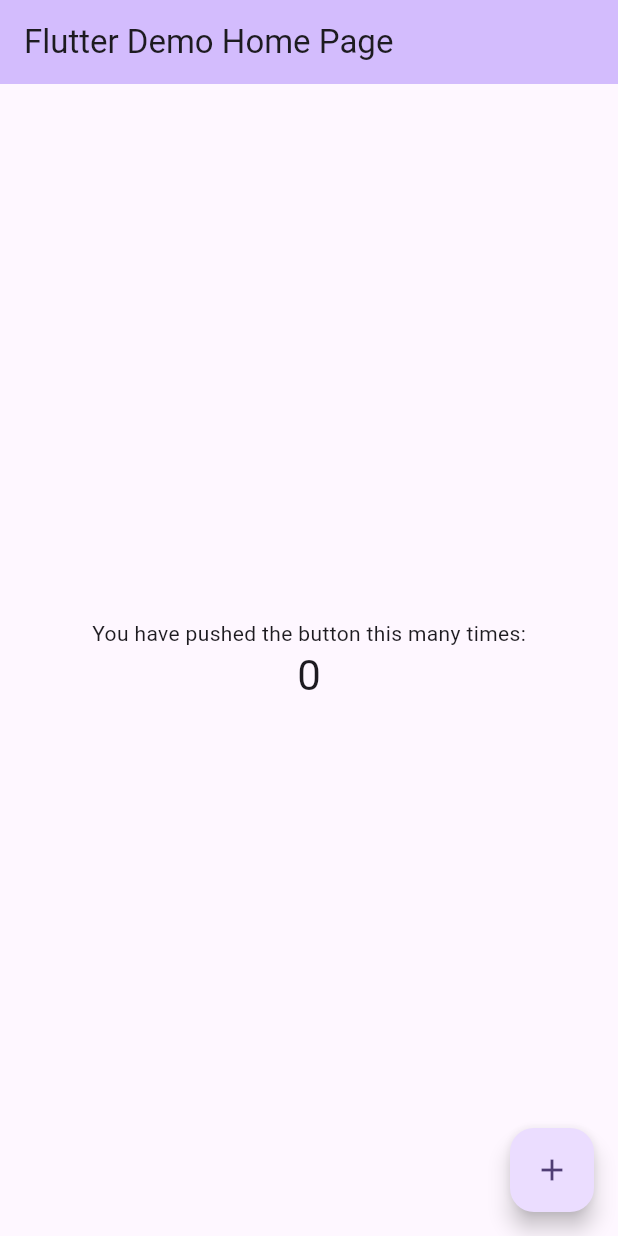
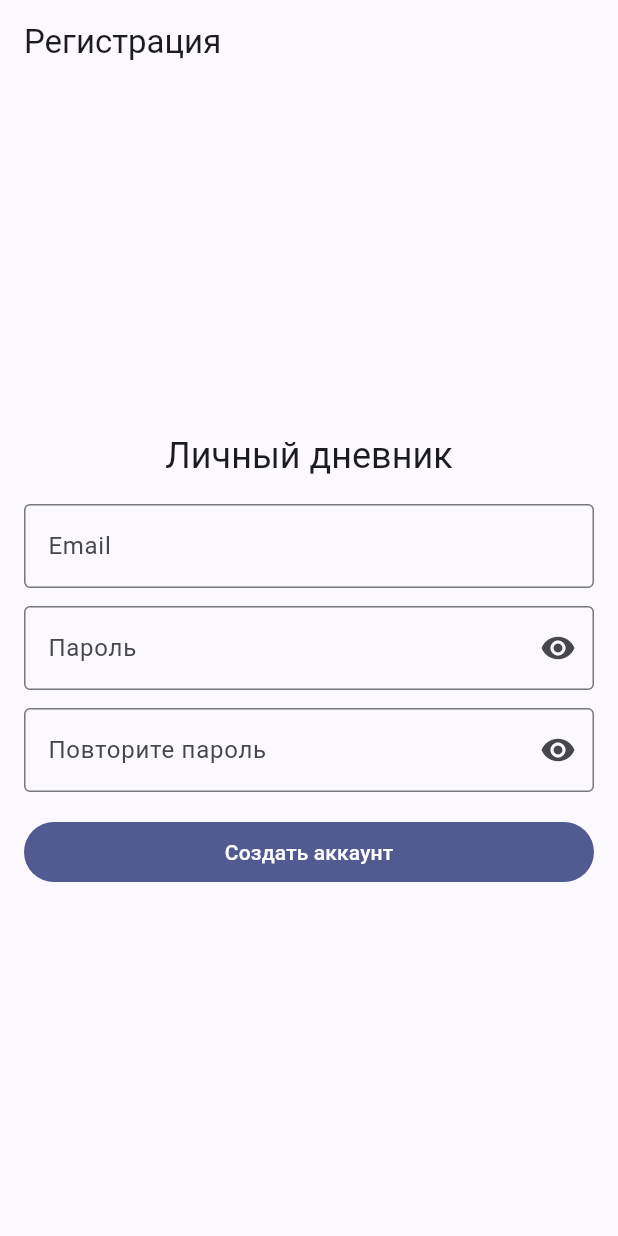
Before and after one commit to Asylkhan-Zhalgas/keepfinal_mobile, a Flutter app: the screen it shows after launch, on a phone screen of 412 x 824 dp. Run offline on Flutter 3.47's test engine with Material 3 defaults, Android fonts, the light colour scheme and no system bars; our stand-ins replace flutter_dotenv, go_router, supabase_flutter; accounts and stored records are empty.

Commit message:
feat: supabase auth registration

```diff
--- /dev/null
+++ b/lib/app.dart
@@ -0,0 +1,57 @@
+import 'package:flutter/material.dart';
+import 'package:go_router/go_router.dart';
+import 'package:provider/provider.dart';
+
+import 'presentation/auth/register/register_screen.dart';
+import 'presentation/home/home_screen.dart';
+import 'presentation/state/session_controller.dart';
+
+class App extends StatelessWidget {
+  const App({super.key});
+
+  @override
+  Widget build(BuildContext context) {
+    return MultiProvider(
+      providers: [
+        ChangeNotifierProvider(create: (_) => SessionController()..init()),
+      ],
+      child: Builder(
+        builder: (context) {
+          final sessionController = context.watch<SessionController>();
+
+          final router = GoRouter(
+            initialLocation: '/register',
+            refreshListenable: sessionController,
+            redirect: (context, state) {
+              final signedIn = sessionController.isSignedIn;
+              final goingToRegister = state.matchedLocation == '/register';
+
+              if (!signedIn && !goingToRegister) return '/register';
+              if (signedIn && goingToRegister) return '/home';
+              return null;
+            },
+            routes: [
+              GoRoute(
+                path: '/register',
+                builder: (context, state) => const RegisterScreen(),
+              ),
+              GoRoute(
+                path: '/home',
+                builder: (context, state) => const HomeScreen(),
+              ),
+            ],
+          );
+
+          return MaterialApp.router(
+            title: 'KeepFinal Diary',
+            theme: ThemeData(
+              colorScheme: ColorScheme.fromSeed(seedColor: Colors.indigo),
+              useMaterial3: true,
+            ),
+            routerConfig: router,
+          );
+        },
+      ),
+    );
+  }
+}
--- /dev/null
+++ b/lib/app_config.dart
@@ -0,0 +1,6 @@
+import 'package:flutter_dotenv/flutter_dotenv.dart';
+
+class AppConfig {
+  static String get supabaseUrl => dotenv.env['SUPABASE_URL'] ?? '';
+  static String get supabaseAnonKey => dotenv.env['SUPABASE_ANON_KEY'] ?? '';
+}
--- /dev/null
+++ b/lib/data/auth/supabase_auth_service.dart
@@ -0,0 +1,20 @@
+import 'package:supabase_flutter/supabase_flutter.dart';
+
+import '../../domain/auth/auth_failure.dart';
+
+class SupabaseAuthService {
+  SupabaseClient get _client => Supabase.instance.client;
+
+  Future<void> signUpWithEmail({
+    required String email,
+    required String password,
+  }) async {
+    try {
+      await _client.auth.signUp(email: email, password: password);
+    } on AuthException catch (e) {
+      throw AuthFailure(e.message);
+    } catch (e) {
+      throw AuthFailure('Не удалось зарегистрироваться. Попробуйте ещё раз.');
+    }
+  }
+}
--- /dev/null
+++ b/lib/domain/auth/auth_failure.dart
@@ -0,0 +1,7 @@
+class AuthFailure implements Exception {
+  final String message;
+  const AuthFailure(this.message);
+
+  @override
+  String toString() => 'AuthFailure(message: $message)';
+}
--- /dev/null
+++ b/lib/domain/auth/usecases/register_with_email.dart
@@ -0,0 +1,19 @@
+import '../auth_failure.dart';
+import '../../../data/auth/supabase_auth_service.dart';
+
+class RegisterWithEmail {
+  final SupabaseAuthService _service;
+  RegisterWithEmail(this._service);
+
+  Future<void> call({
+    required String email,
+    required String password,
+  }) async {
+    if (email.trim().isEmpty) throw const AuthFailure('Введите email');
+    if (password.length < 6) {
+      throw const AuthFailure('Пароль должен быть минимум 6 символов');
+    }
+
+    await _service.signUpWithEmail(email: email.trim(), password: password);
+  }
+}
--- a/lib/main.dart
+++ b/lib/main.dart
@@ -1,122 +1,25 @@
 import 'package:flutter/material.dart';
+import 'package:flutter_dotenv/flutter_dotenv.dart';
+import 'package:supabase_flutter/supabase_flutter.dart';
 
-void main() {
-  runApp(const MyApp());
-}
+import 'app.dart';
+import 'app_config.dart';
 
-class MyApp extends StatelessWidget {
-  const MyApp({super.key});
+Future<void> main() async {
+  WidgetsFlutterBinding.ensureInitialized();
 
-  // This widget is the root of your application.
-  @override
-  Widget build(BuildContext context) {
-    return MaterialApp(
-      title: 'Flutter Demo',
-      theme: ThemeData(
-        // This is the theme of your application.
-        //
-        // TRY THIS: Try running your application with "flutter run". You'll see
-        // the application has a purple toolbar. Then, without quitting the app,
-        // try changing the seedColor in the colorScheme below to Colors.green
-        // and then invoke "hot reload" (save your changes or press the "hot
-        // reload" button in a Flutter-supported IDE, or press "r" if you used
-        // the command line to start the app).
-        //
-        // Notice that the counter didn't reset back to zero; the application
-        // state is not lost during the reload. To reset the state, use hot
-        // restart instead.
-        //
-        // This works for code too, not just values: Most code changes can be
-        // tested with just a hot reload.
-        colorScheme: ColorScheme.fromSeed(seedColor: Colors.deepPurple),
-      ),
-      home: const MyHomePage(title: 'Flutter Demo Home Page'),
+  await dotenv.load(fileName: '.env');
+
+  final supabaseUrl = AppConfig.supabaseUrl;
+  final supabaseAnonKey = AppConfig.supabaseAnonKey;
+  if (supabaseUrl.isEmpty || supabaseAnonKey.isEmpty) {
+    throw StateError(
+      'Supabase is not configured. Create a .env file (see .env.example) with '
+      'SUPABASE_URL and SUPABASE_ANON_KEY.',
     );
   }
+
+  await Supabase.initialize(url: supabaseUrl, anonKey: supabaseAnonKey);
+
+  runApp(const App());
 }
-
-class MyHomePage extends StatefulWidget {
-  const MyHomePage({super.key, required this.title});
-
-  // This widget is the home page of your application. It is stateful, meaning
-  // that it has a State object (defined below) that contains fields that affect
-  // how it looks.
-
-  // This class is the configuration for the state. It holds the values (in this
-  // case the title) provided by the parent (in this case the App widget) and
-  // used by the build method of the State. Fields in a Widget subclass are
-  // always marked "final".
-
-  final String title;
-
-  @override
-  State<MyHomePage> createState() => _MyHomePageState();
-}
-
-class _MyHomePageState extends State<MyHomePage> {
-  int _counter = 0;
-
-  void _incrementCounter() {
-    setState(() {
-      // This call to setState tells the Flutter framework that something has
-      // changed in this State, which causes it to rerun the build method below
-      // so that the display can reflect the updated values. If we changed
-      // _counter without calling setState(), then the build method would not be
-      // called again, and so nothing would appear to happen.
-      _counter++;
-    });
-  }
-
-  @override
-  Widget build(BuildContext context) {
-    // This method is rerun every time setState is called, for instance as done
-    // by the _incrementCounter method above.
-    //
-    // The Flutter framework has been optimized to make rerunning build methods
-    // fast, so that you can just rebuild anything that needs updating rather
-    // than having to individually change instances of widgets.
-    return Scaffold(
-      appBar: AppBar(
-        // TRY THIS: Try changing the color here to a specific color (to
-        // Colors.amber, perhaps?) and trigger a hot reload to see the AppBar
-        // change color while the other colors stay the same.
-        backgroundColor: Theme.of(context).colorScheme.inversePrimary,
-        // Here we take the value from the MyHomePage object that was created by
-        // the App.build method, and use it to set our appbar title.
-        title: Text(widget.title),
-      ),
-      body: Center(
-        // Center is a layout widget. It takes a single child and positions it
-        // in the middle of the parent.
-        child: Column(
-          // Column is also a layout widget. It takes a list of children and
-          // arranges them vertically. By default, it sizes itself to fit its
-          // children horizontally, and tries to be as tall as its parent.
-          //
-          // Column has various properties to control how it sizes itself and
-          // how it positions its children. Here we use mainAxisAlignment to
-          // center the children vertically; the main axis here is the vertical
-          // axis because Columns are vertical (the cross axis would be
-          // horizontal).
-          //
-          // TRY THIS: Invoke "debug painting" (choose the "Toggle Debug Paint"
-          // action in the IDE, or press "p" in the console), to see the
-          // wireframe for each widget.
-          mainAxisAlignment: MainAxisAlignment.center,
-          children: <Widget>[
-            const Text('You have pushed the button this many times:'),
-            Text(
-              '$_counter',
-              style: Theme.of(context).textTheme.headlineMedium,
-            ),
-          ],
-        ),
-      ),
-      floatingActionButton: FloatingActionButton(
-        onPressed: _incrementCounter,
-        tooltip: 'Increment',
-        child: const Icon(Icons.add),
-      ), // This trailing comma makes auto-formatting nicer for build methods.
-    );
-  }
-}
--- /dev/null
+++ b/lib/presentation/auth/register/register_controller.dart
@@ -0,0 +1,43 @@
+import 'package:flutter/foundation.dart';
+
+import '../../../data/auth/supabase_auth_service.dart';
+import '../../../domain/auth/auth_failure.dart';
+import '../../../domain/auth/usecases/register_with_email.dart';
+
+class RegisterController extends ChangeNotifier {
+  final RegisterWithEmail _register;
+
+  RegisterController({RegisterWithEmail? registerWithEmail})
+      : _register =
+            registerWithEmail ?? RegisterWithEmail(SupabaseAuthService());
+
+  bool _isLoading = false;
+  String? _error;
+
+  bool get isLoading => _isLoading;
+  String? get error => _error;
+
+  Future<bool> submit({
+    required String email,
+    required String password,
+  }) async {
+    if (_isLoading) return false;
+    _isLoading = true;
+    _error = null;
+    notifyListeners();
+
+    try {
+      await _register(email: email, password: password);
+      return true;
+    } on AuthFailure catch (e) {
+      _error = e.message;
+      return false;
+    } catch (_) {
+      _error = 'Не удалось зарегистрироваться. Попробуйте ещё раз.';
+      return false;
+    } finally {
+      _isLoading = false;
+      notifyListeners();
+    }
+  }
+}
--- /dev/null
+++ b/lib/presentation/auth/register/register_screen.dart
@@ -0,0 +1,184 @@
+import 'package:flutter/material.dart';
+import 'package:go_router/go_router.dart';
+import 'package:provider/provider.dart';
+
+import 'register_controller.dart';
+
+class RegisterScreen extends StatelessWidget {
+  const RegisterScreen({super.key});
+
+  @override
+  Widget build(BuildContext context) {
+    return ChangeNotifierProvider(
+      create: (_) => RegisterController(),
+      child: const _RegisterView(),
+    );
+  }
+}
+
+class _RegisterView extends StatefulWidget {
+  const _RegisterView();
+
+  @override
+  State<_RegisterView> createState() => _RegisterViewState();
+}
+
+class _RegisterViewState extends State<_RegisterView> {
+  final _formKey = GlobalKey<FormState>();
+  final _emailCtrl = TextEditingController();
+  final _passwordCtrl = TextEditingController();
+  final _confirmCtrl = TextEditingController();
+
+  bool _obscure1 = true;
+  bool _obscure2 = true;
+
+  @override
+  void dispose() {
+    _emailCtrl.dispose();
+    _passwordCtrl.dispose();
+    _confirmCtrl.dispose();
+    super.dispose();
+  }
+
+  String? _validateEmail(String? v) {
+    final value = (v ?? '').trim();
+    if (value.isEmpty) return 'Введите email';
+    final ok = RegExp(r'^[^@]+@[^@]+\.[^@]+$').hasMatch(value);
+    if (!ok) return 'Некорректный email';
+    return null;
+  }
+
+  String? _validatePassword(String? v) {
+    final value = v ?? '';
+    if (value.isEmpty) return 'Введите пароль';
+    if (value.length < 6) return 'Минимум 6 символов';
+    return null;
+  }
+
+  String? _validateConfirm(String? v) {
+    final value = v ?? '';
+    if (value.isEmpty) return 'Повторите пароль';
+    if (value != _passwordCtrl.text) return 'Пароли не совпадают';
+    return null;
+  }
+
+  Future<void> _submit() async {
+    final controller = context.read<RegisterController>();
+    FocusScope.of(context).unfocus();
+    if (!(_formKey.currentState?.validate() ?? false)) return;
+
+    final ok = await controller.submit(
+      email: _emailCtrl.text,
+      password: _passwordCtrl.text,
+    );
+    if (!mounted) return;
+    if (ok) {
+      context.go('/home');
+    }
+  }
+
+  @override
+  Widget build(BuildContext context) {
+    final controller = context.watch<RegisterController>();
+
+    return Scaffold(
+      appBar: AppBar(title: const Text('Регистрация')),
+      body: SafeArea(
+        child: Center(
+          child: ConstrainedBox(
+            constraints: const BoxConstraints(maxWidth: 420),
+            child: Padding(
+              padding: const EdgeInsets.all(16),
+              child: Form(
+                key: _formKey,
+                child: Column(
+                  mainAxisSize: MainAxisSize.min,
+                  crossAxisAlignment: CrossAxisAlignment.stretch,
+                  children: [
+                    Text(
+                      'Личный дневник',
+                      style: Theme.of(context).textTheme.headlineSmall,
+                      textAlign: TextAlign.center,
+                    ),
+                    const SizedBox(height: 16),
+                    if (controller.error != null) ...[
+                      Text(
+                        controller.error!,
+                        style: TextStyle(
+                          color: Theme.of(context).colorScheme.error,
+                        ),
+                      ),
+                      const SizedBox(height: 12),
+                    ],
+                    TextFormField(
+                      controller: _emailCtrl,
+                      keyboardType: TextInputType.emailAddress,
+                      autofillHints: const [AutofillHints.email],
+                      decoration: const InputDecoration(
+                        labelText: 'Email',
+                        border: OutlineInputBorder(),
+                      ),
+                      validator: _validateEmail,
+                      enabled: !controller.isLoading,
+                    ),
+                    const SizedBox(height: 12),
+                    TextFormField(
+                      controller: _passwordCtrl,
+                      obscureText: _obscure1,
+                      autofillHints: const [AutofillHints.newPassword],
+                      decoration: InputDecoration(
+                        labelText: 'Пароль',
+                        border: const OutlineInputBorder(),
+                        suffixIcon: IconButton(
+                          onPressed: controller.isLoading
+                              ? null
+                              : () => setState(() => _obscure1 = !_obscure1),
+                          icon: Icon(
+                            _obscure1 ? Icons.visibility : Icons.visibility_off,
+                          ),
+                        ),
+                      ),
+                      validator: _validatePassword,
+                      enabled: !controller.isLoading,
+                    ),
+                    const SizedBox(height: 12),
+                    TextFormField(
+                      controller: _confirmCtrl,
+                      obscureText: _obscure2,
+                      autofillHints: const [AutofillHints.newPassword],
+                      decoration: InputDecoration(
+                        labelText: 'Повторите пароль',
+                        border: const OutlineInputBorder(),
+                        suffixIcon: IconButton(
+                          onPressed: controller.isLoading
+                              ? null
+                              : () => setState(() => _obscure2 = !_obscure2),
+                          icon: Icon(
+                            _obscure2 ? Icons.visibility : Icons.visibility_off,
+                          ),
+                        ),
+                      ),
+                      validator: _validateConfirm,
+                      enabled: !controller.isLoading,
+                    ),
+                    const SizedBox(height: 16),
+                    FilledButton(
+                      onPressed: controller.isLoading ? null : _submit,
+                      child: controller.isLoading
+                          ? const SizedBox(
+                              height: 18,
+                              width: 18,
+                              child: CircularProgressIndicator(strokeWidth: 2),
+                            )
+                          : const Text('Создать аккаунт'),
+                    ),
+                  ],
+                ),
+              ),
+            ),
+          ),
+        ),
+      ),
+    );
+  }
+}
--- /dev/null
+++ b/lib/presentation/state/session_controller.dart
@@ -0,0 +1,27 @@
+import 'dart:async';
+
+import 'package:flutter/foundation.dart';
+import 'package:supabase_flutter/supabase_flutter.dart';
+
+class SessionController extends ChangeNotifier {
+  StreamSubscription<AuthState>? _sub;
+  Session? _session;
+
+  bool get isSignedIn => _session != null;
+  Session? get session => _session;
+
+  void init() {
+    _session = Supabase.instance.client.auth.currentSession;
+    _sub?.cancel();
+    _sub = Supabase.instance.client.auth.onAuthStateChange.listen((data) {
+      _session = data.session;
+      notifyListeners();
+    });
+  }
+
+  @override
+  void dispose() {
+    _sub?.cancel();
+    super.dispose();
+  }
+}
```
Also changed, not shown: lib/presentation/home/home_screen.dart (added, +43 -0 lines), pubspec.yaml (+6 -4 lines), pubspec.lock, 7 other files.
